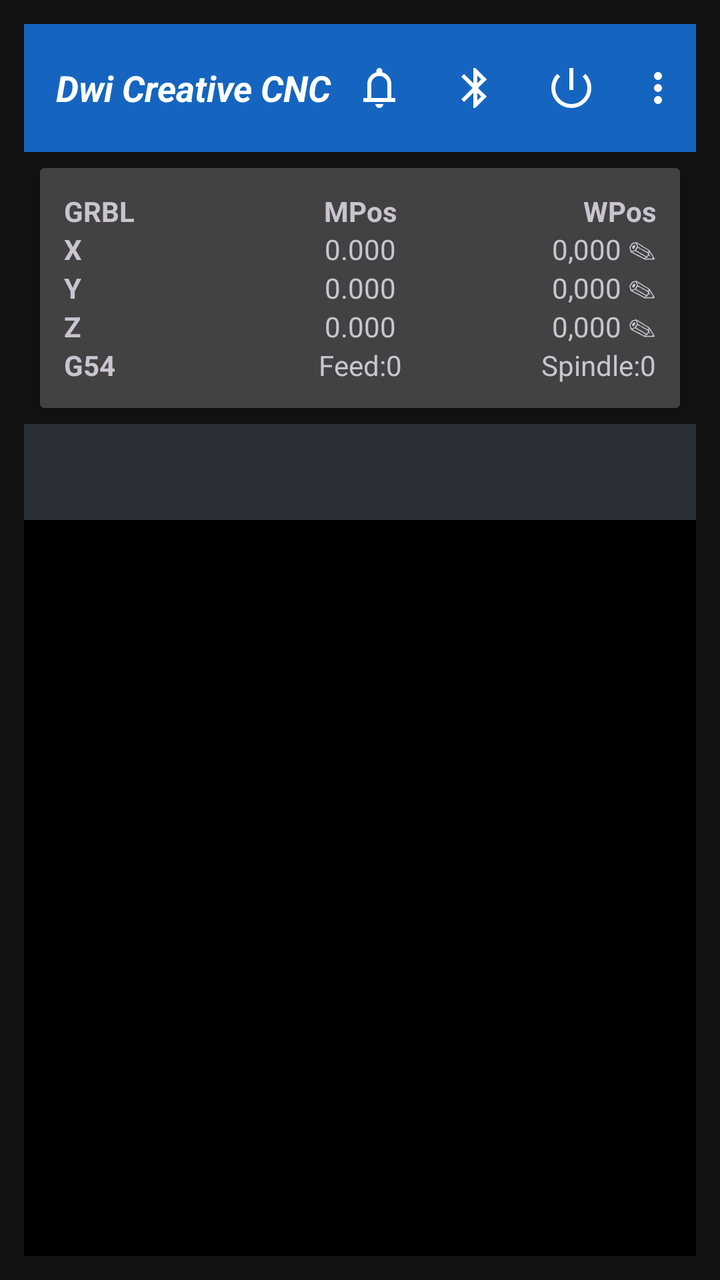
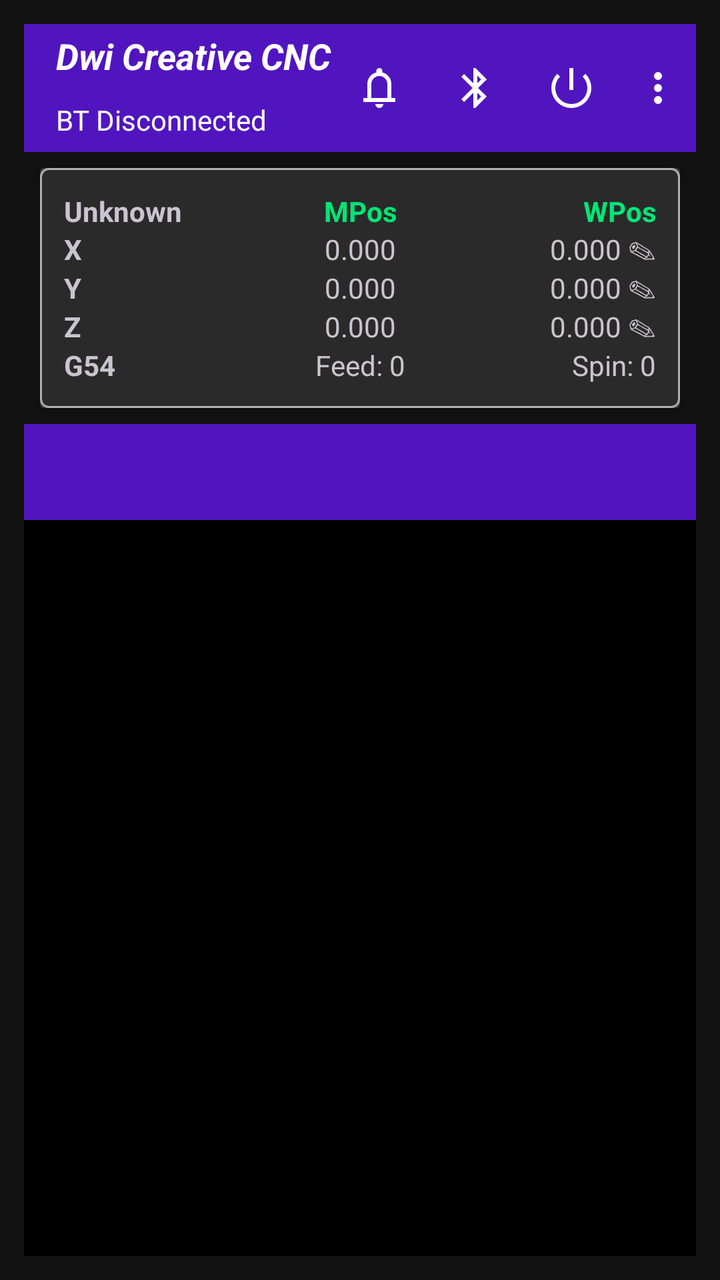

An Android layout rendered at two revisions. The XML below is the earlier revision; the diff shows what the commit changed to produce the second picture.
<!-- AndroidManifest.xml: application theme Theme.DwiCreativeCNC -->
<!-- res/layout/activity_main.xml -->
<?xml version="1.0" encoding="utf-8"?>
<LinearLayout
    xmlns:android="http://schemas.android.com/apk/res/android"
    xmlns:app="http://schemas.android.com/apk/res-auto"

    xmlns:tools="http://schemas.android.com/tools"
    android:id="@+id/rootLayout"
    android:orientation="vertical"
    android:padding="12dp"
    android:background="#121212"
    android:layout_width="match_parent"
    android:layout_height="match_parent"
    android:fitsSystemWindows="false">

    
    <include layout="@layout/toolbar_dark"/>

    
    <include layout="@layout/dro_dark"/>

    
    <com.google.android.material.tabs.TabLayout
        android:id="@+id/tabLayout"
        android:layout_width="match_parent"
        android:layout_height="wrap_content"
        android:background="@color/cnc_outline"
        app:layout_constraintEnd_toEndOf="parent"
        app:layout_constraintStart_toStartOf="parent"
        tools:ignore="SpeakableTextPresentCheck" />

    
    <androidx.viewpager2.widget.ViewPager2
        android:id="@+id/viewPager"
        android:layout_width="match_parent"
        android:layout_height="0dp"
        android:layout_weight="1"
        android:background="@color/black"
        app:layout_constraintTop_toBottomOf="@id/tabLayout"
        app:layout_constraintStart_toStartOf="parent"
        app:layout_constraintEnd_toEndOf="parent"/>

</LinearLayout>
<!-- res/layout/toolbar_dark.xml (included above) -->
<?xml version="1.0" encoding="utf-8"?>
<androidx.appcompat.widget.Toolbar
    xmlns:android="http://schemas.android.com/apk/res/android"
    xmlns:app="http://schemas.android.com/apk/res-auto"

    android:layout_width="match_parent"
    android:layout_height="?attr/actionBarSize"
    android:background="#1565C0"
    android:theme="@style/ThemeOverlay.AppCompat.Dark">

    <TextView
        android:text="Dwi Creative CNC"
        android:textColor="#FFFFFF"
        android:textSize="18sp"
        android:textStyle="bold|italic"
        android:layout_gravity="start|center_vertical"
        android:layout_width="wrap_content"
        android:layout_height="wrap_content"/>

    <LinearLayout
        android:layout_gravity="end"
        android:orientation="horizontal"
        android:layout_width="wrap_content"
        android:layout_height="wrap_content">

        <ImageButton
            android:id="@+id/btnUnlock"
            android:layout_width="wrap_content"
            android:layout_height="wrap_content"
            android:background="#00FFFFFF"
            android:padding="12dp"
            android:src="@drawable/ic_alarm"
            app:tint="#FFFFFF"
            android:contentDescription="UNLOCK" />

        <ImageButton
            android:id="@+id/btnBluetooth"
            android:src="@drawable/ic_bluetooth"
            app:tint="#FFFFFF"
            android:contentDescription="BLUETOOTH"
            android:padding="12dp"
            android:background="#00FFFFFF"
            android:layout_width="wrap_content"
            android:layout_height="wrap_content"/>

        <ImageButton
            android:id="@+id/btnPower"
            android:src="@drawable/ic_power"
            app:tint="#FFFFFF"
            android:contentDescription="RESET"
            android:padding="12dp"
            android:background="#00FFFFFF"
            android:layout_width="wrap_content"
            android:layout_height="wrap_content"/>

        <ImageButton
            android:id="@+id/btnMenu"
            android:src="@drawable/ic_more"
            app:tint="#FFFFFF"
            android:contentDescription="MENU"
            android:padding="12dp"
            android:background="#00FFFFFF"
            android:layout_width="wrap_content"
            android:layout_height="wrap_content"/>

    </LinearLayout>

</androidx.appcompat.widget.Toolbar>
<!-- res/layout/dro_dark.xml (included above) -->
<?xml version="1.0" encoding="utf-8"?>
<androidx.cardview.widget.CardView
    xmlns:android="http://schemas.android.com/apk/res/android"
    xmlns:app="http://schemas.android.com/apk/res-auto"
    android:layout_width="match_parent"
    android:layout_height="wrap_content"
    android:layout_margin="8dp"
    app:cardElevation="4dp">

    <LinearLayout
        android:orientation="vertical"
        android:padding="12dp"
        android:layout_width="match_parent"
        android:layout_height="wrap_content">

        
        <LinearLayout
            android:layout_width="match_parent"
            android:layout_height="wrap_content">

            <TextView
                android:id="@+id/txtStatusGrbl"
                android:text="GRBL"
                android:layout_weight="1"
                android:textStyle="bold"
                android:layout_width="0dp"
                android:layout_height="wrap_content"/>

            <TextView
                android:text="MPos"
                android:textStyle="bold"
                android:layout_weight="1"
                android:gravity="center"
                android:layout_width="0dp"
                android:layout_height="wrap_content"/>

            <TextView
                android:text="WPos"
                android:textStyle="bold"
                android:layout_weight="1"
                android:gravity="end"
                android:layout_width="0dp"
                android:layout_height="wrap_content"/>

        </LinearLayout>
        <LinearLayout
            android:layout_width="match_parent"
            android:layout_height="wrap_content">

            <TextView
                android:text="X"
                android:layout_width="0dp"
                android:layout_weight="1"
                android:textStyle="bold"
                android:layout_height="wrap_content"/>

            <TextView
                android:id="@+id/txtmposX"
                android:text="0.000"
                android:gravity="center"
                android:layout_width="0dp"
                android:layout_weight="1"
                android:layout_height="wrap_content"/>

            <TextView
                android:id="@+id/txtwposX"
                android:text="0,000 ✎"
                android:gravity="end"
                android:layout_width="0dp"
                android:layout_weight="1"
                android:layout_height="wrap_content"/>

        </LinearLayout>

        <LinearLayout
            android:layout_width="match_parent"
            android:layout_height="wrap_content">

            <TextView
                android:text="Y"
                android:layout_width="0dp"
                android:layout_weight="1"
                android:textStyle="bold"
                android:layout_height="wrap_content"/>

            <TextView
                android:id="@+id/txtmposY"
                android:text="0.000"
                android:gravity="center"
                android:layout_width="0dp"
                android:layout_weight="1"
                android:layout_height="wrap_content"/>

            <TextView
                android:id="@+id/txtwposY"
                android:text="0,000 ✎"
                android:gravity="end"
                android:clickable="true"
                android:focusable="true"
                android:layout_width="0dp"
                android:layout_weight="1"
                android:layout_height="wrap_content"/>

        </LinearLayout>

        <LinearLayout
            android:layout_width="match_parent"
            android:layout_height="wrap_content">

            <TextView
                android:text="Z"
                android:layout_width="0dp"
                android:layout_weight="1"
                android:textStyle="bold"
                android:layout_height="wrap_content"/>

            <TextView
                android:id="@+id/txtmposZ"
                android:text="0.000"
                android:gravity="center"
                android:layout_width="0dp"
                android:layout_weight="1"
                android:layout_height="wrap_content"/>

            <TextView
                android:id="@+id/txtwposZ"
                android:text="0,000 ✎"
                android:gravity="end"
                android:clickable="true"
                android:focusable="true"
                android:layout_width="0dp"
                android:layout_weight="1"
                android:layout_height="wrap_content"/>

        </LinearLayout>

        <LinearLayout
            android:layout_width="match_parent"
            android:layout_height="wrap_content">

            <TextView
                android:id="@+id/txtWcs"
                android:text="G54"
                android:layout_width="0dp"
                android:layout_weight="1"
                android:textStyle="bold"
                android:layout_height="wrap_content"/>

            <TextView
                android:id="@+id/txtFeed"
                android:text="Feed:0"
                android:gravity="center"
                android:layout_width="0dp"
                android:layout_weight="1"
                android:layout_height="wrap_content"/>

            <TextView
                android:id="@+id/txtSpindle"
                android:text="Spindle:0"
                android:gravity="end"
                android:layout_width="0dp"
                android:layout_weight="1"
                android:layout_height="wrap_content"/>
        </LinearLayout>
    </LinearLayout>
</androidx.cardview.widget.CardView>
<!-- resources referenced by this layout -->
<resources>
  <color name="black">#FF000000</color>
  <color name="cnc_outline">#2A2F36</color>
  <!-- drawable ic_alarm (drawable) -->
  <vector xmlns:android="http://schemas.android.com/apk/res/android" android:height="24dp" android:tint="#000000" android:viewportHeight="960" android:viewportWidth="960" android:width="24dp">
        
      <path android:fillColor="@android:color/white" android:pathData="M160,760L160,680L240,680L240,400Q240,317 290,252.5Q340,188 420,168L420,140Q420,115 437.5,97.5Q455,80 480,80Q505,80 522.5,97.5Q540,115 540,140L540,168Q620,188 670,252.5Q720,317 720,400L720,680L800,680L800,760L160,760ZM480,460L480,460L480,460L480,460Q480,460 480,460Q480,460 480,460Q480,460 480,460Q480,460 480,460ZM480,880Q447,880 423.5,856.5Q400,833 400,800L560,800Q560,833 536.5,856.5Q513,880 480,880ZM320,680L640,680L640,400Q640,334 593,287Q546,240 480,240Q414,240 367,287Q320,334 320,400L320,680Z"/>
      
  </vector>
  <!-- drawable ic_bluetooth (drawable) -->
  <vector xmlns:android="http://schemas.android.com/apk/res/android" android:height="24dp" android:tint="#000000" android:viewportHeight="24" android:viewportWidth="24" android:width="24dp">
        
      <path android:fillColor="@android:color/white" android:pathData="M17.71,7.71L12,2h-1v7.59L6.41,5 5,6.41 10.59,12 5,17.59 6.41,19 11,14.41L11,22h1l5.71,-5.71 -4.3,-4.29 4.3,-4.29zM13,5.83l1.88,1.88L13,9.59L13,5.83zM14.88,16.29L13,18.17v-3.76l1.88,1.88z"/>
      
  </vector>
  <!-- drawable ic_more (drawable) -->
  <vector xmlns:android="http://schemas.android.com/apk/res/android" android:height="24dp" android:tint="#000000" android:viewportHeight="960" android:viewportWidth="960" android:width="24dp">
        
      <path android:fillColor="@android:color/white" android:pathData="M480,800Q447,800 423.5,776.5Q400,753 400,720Q400,687 423.5,663.5Q447,640 480,640Q513,640 536.5,663.5Q560,687 560,720Q560,753 536.5,776.5Q513,800 480,800ZM480,560Q447,560 423.5,536.5Q400,513 400,480Q400,447 423.5,423.5Q447,400 480,400Q513,400 536.5,423.5Q560,447 560,480Q560,513 536.5,536.5Q513,560 480,560ZM480,320Q447,320 423.5,296.5Q400,273 400,240Q400,207 423.5,183.5Q447,160 480,160Q513,160 536.5,183.5Q560,207 560,240Q560,273 536.5,296.5Q513,320 480,320Z"/>
      
  </vector>
  <!-- drawable ic_power (drawable) -->
  <vector xmlns:android="http://schemas.android.com/apk/res/android" android:height="24dp" android:tint="#000000" android:viewportHeight="960" android:viewportWidth="960" android:width="24dp">
        
      <path android:fillColor="@android:color/white" android:pathData="M480,880Q397,880 324,848.5Q251,817 197,763Q143,709 111.5,636Q80,563 80,480Q80,396 111.5,323.5Q143,251 197,197L253,253Q209,297 184.5,355Q160,413 160,480Q160,614 253,707Q346,800 480,800Q614,800 707,707Q800,614 800,480Q800,413 775.5,355Q751,297 707,253L763,197Q817,251 848.5,323.5Q880,396 880,480Q880,563 848.5,636Q817,709 763,763Q709,817 636,848.5Q563,880 480,880ZM440,520L440,80L520,80L520,520L440,520Z"/>
      
  </vector>
  <color name="cnc_background">#0E1114</color>
  <color name="cnc_surface">#161A1F</color>
  <color name="cnc_surface_alt">#1E2329</color>
  <color name="cnc_primary">#00E5FF</color>
  <color name="cnc_on_primary">#000000</color>
  <color name="cnc_secondary">#7A8A99</color>
  <color name="cnc_on_secondary">#FFFFFF</color>
  <color name="cnc_text_primary">#FFFFFF</color>
  <color name="cnc_text_secondary">#B0BEC5</color>
  <!-- unchanged entries left out for length: 1 -->
</resources>

<!-- the commit's change to res/layout/activity_main.xml (unified diff, before → after) -->
@@ -20,10 +20,13 @@
 
     
     <com.google.android.material.tabs.TabLayout
-        android:id="@+id/tabLayout"
+       android:id="@+id/tabLayout"
         android:layout_width="match_parent"
         android:layout_height="wrap_content"
-        android:background="@color/cnc_outline"
+        android:background="#5115C0"
+        app:tabIndicatorFullWidth="true"
+        app:tabTextColor="@color/white"
+        app:tabIndicatorColor="@color/white"
         app:layout_constraintEnd_toEndOf="parent"
         app:layout_constraintStart_toStartOf="parent"
         tools:ignore="SpeakableTextPresentCheck" />
@@ -35,7 +38,7 @@
         android:layout_height="0dp"
         android:layout_weight="1"
         android:background="@color/black"
-        app:layout_constraintTop_toBottomOf="@id/tabLayout"
+        app:layout_constraintTop_toBottomOf="@+id/tabLayout"
         app:layout_constraintStart_toStartOf="parent"
         app:layout_constraintEnd_toEndOf="parent"/>
 
@@ -46,19 +49,38 @@
     xmlns:android="http://schemas.android.com/apk/res/android"
     xmlns:app="http://schemas.android.com/apk/res-auto"
 
+    xmlns:tools="http://schemas.android.com/tools"
     android:layout_width="match_parent"
     android:layout_height="?attr/actionBarSize"
-    android:background="#1565C0"
+    android:background="#5115C0"
     android:theme="@style/ThemeOverlay.AppCompat.Dark">
 
-    <TextView
-        android:text="Dwi Creative CNC"
-        android:textColor="#FFFFFF"
-        android:textSize="18sp"
-        android:textStyle="bold|italic"
-        android:layout_gravity="start|center_vertical"
+    <LinearLayout
         android:layout_width="wrap_content"
-        android:layout_height="wrap_content"/>
+        android:layout_height="match_parent"
+        android:orientation="vertical">
+
+        <TextView
+            android:text="Dwi Creative CNC"
+            android:textColor="#FFFFFF"
+            android:textSize="18sp"
+            android:textStyle="bold|italic"
+            android:gravity="center_vertical"
+            android:layout_weight="1"
+            android:layout_width="wrap_content"
+            android:layout_height="0dp"
+            tools:ignore="HardcodedText" />
+
+        <TextView
+            android:id="@+id/txtStatus"
+            android:text="BT Disconnected"
+            android:textColor="#FFFFFF"
+            android:gravity="center_vertical"
+            android:layout_weight="1"
+            android:layout_width="wrap_content"
+            android:layout_height="0dp"
+            tools:ignore="HardcodedText" />
+    </LinearLayout>
 
     <LinearLayout
         android:layout_gravity="end"
@@ -74,7 +96,8 @@
             android:padding="12dp"
             android:src="@drawable/ic_alarm"
             app:tint="#FFFFFF"
-            android:contentDescription="UNLOCK" />
+            android:contentDescription="UNLOCK"
+            tools:ignore="HardcodedText" />
 
         <ImageButton
             android:id="@+id/btnBluetooth"
@@ -84,7 +107,8 @@
             android:padding="12dp"
             android:background="#00FFFFFF"
             android:layout_width="wrap_content"
-            android:layout_height="wrap_content"/>
+            android:layout_height="wrap_content"
+            tools:ignore="HardcodedText" />
 
         <ImageButton
             android:id="@+id/btnPower"
@@ -94,7 +118,8 @@
             android:padding="12dp"
             android:background="#00FFFFFF"
             android:layout_width="wrap_content"
-            android:layout_height="wrap_content"/>
+            android:layout_height="wrap_content"
+            tools:ignore="HardcodedText" />
 
         <ImageButton
             android:id="@+id/btnMenu"
@@ -104,7 +129,8 @@
             android:padding="12dp"
             android:background="#00FFFFFF"
             android:layout_width="wrap_content"
-            android:layout_height="wrap_content"/>
+            android:layout_height="wrap_content"
+            tools:ignore="HardcodedText" />
 
     </LinearLayout>
 
@@ -122,6 +148,7 @@
     <LinearLayout
         android:orientation="vertical"
         android:padding="12dp"
+        android:background="@drawable/scrollbar_thumb"
         android:layout_width="match_parent"
         android:layout_height="wrap_content">
 
@@ -132,7 +159,7 @@
 
             <TextView
                 android:id="@+id/txtStatusGrbl"
-                android:text="GRBL"
+                android:text="Unknown"
                 android:layout_weight="1"
                 android:textStyle="bold"
                 android:layout_width="0dp"
@@ -141,6 +168,7 @@
             <TextView
                 android:text="MPos"
                 android:textStyle="bold"
+                android:textColor="#00E676"
                 android:layout_weight="1"
                 android:gravity="center"
                 android:layout_width="0dp"
@@ -149,17 +177,19 @@
             <TextView
                 android:text="WPos"
                 android:textStyle="bold"
-                android:layout_weight="1"
-                android:gravity="end"
-                android:layout_width="0dp"
-                android:layout_height="wrap_content"/>
-
-        </LinearLayout>
-        <LinearLayout
-            android:layout_width="match_parent"
-            android:layout_height="wrap_content">
-
-            <TextView
+                android:textColor="#00E676"
+                android:layout_weight="1"
+                android:gravity="end"
+                android:layout_width="0dp"
+                android:layout_height="wrap_content"/>
+
+        </LinearLayout>
+        <LinearLayout
+            android:layout_width="match_parent"
+            android:layout_height="wrap_content">
+
+            <TextView
+                android:id="@+id/txtLimX"
                 android:text="X"
                 android:layout_width="0dp"
                 android:layout_weight="1"
@@ -176,19 +206,20 @@
 
             <TextView
                 android:id="@+id/txtwposX"
-                android:text="0,000 ✎"
-                android:gravity="end"
-                android:layout_width="0dp"
-                android:layout_weight="1"
-                android:layout_height="wrap_content"/>
-
-        </LinearLayout>
-
-        <LinearLayout
-            android:layout_width="match_parent"
-            android:layout_height="wrap_content">
-
-            <TextView
+                android:text="0.000 ✎"
+                android:gravity="end"
+                android:layout_width="0dp"
+                android:layout_weight="1"
+                android:layout_height="wrap_content"/>
+
+        </LinearLayout>
+
+        <LinearLayout
+            android:layout_width="match_parent"
+            android:layout_height="wrap_content">
+
+            <TextView
+                android:id="@+id/txtLimY"
                 android:text="Y"
                 android:layout_width="0dp"
                 android:layout_weight="1"
@@ -205,7 +236,7 @@
 
             <TextView
                 android:id="@+id/txtwposY"
-                android:text="0,000 ✎"
+                android:text="0.000 ✎"
                 android:gravity="end"
                 android:clickable="true"
                 android:focusable="true"
@@ -220,6 +251,7 @@
             android:layout_height="wrap_content">
 
             <TextView
+                android:id="@+id/txtLimZ"
                 android:text="Z"
                 android:layout_width="0dp"
                 android:layout_weight="1"
@@ -236,7 +268,7 @@
 
             <TextView
                 android:id="@+id/txtwposZ"
-                android:text="0,000 ✎"
+                android:text="0.000 ✎"
                 android:gravity="end"
                 android:clickable="true"
                 android:focusable="true"
@@ -260,7 +292,7 @@
 
             <TextView
                 android:id="@+id/txtFeed"
-                android:text="Feed:0"
+                android:text="Feed: 0"
                 android:gravity="center"
                 android:layout_width="0dp"
                 android:layout_weight="1"
@@ -268,7 +300,7 @@
 
             <TextView
                 android:id="@+id/txtSpindle"
-                android:text="Spindle:0"
+                android:text="Spin: 0"
                 android:gravity="end"
                 android:layout_width="0dp"
                 android:layout_weight="1"
<!-- resource entries referenced after the edit -->
@@ -1,6 +1,7 @@
 <!-- resources referenced by this layout -->
 <resources>
   <color name="black">#FF000000</color>
+  <color name="white">#FFFFFFFF</color>
   <color name="cnc_outline">#2A2F36</color>
   <!-- drawable ic_alarm (drawable) -->
   <vector xmlns:android="http://schemas.android.com/apk/res/android" android:height="24dp" android:tint="#000000" android:viewportHeight="960" android:viewportWidth="960" android:width="24dp">
@@ -26,6 +27,19 @@
       <path android:fillColor="@android:color/white" android:pathData="M480,880Q397,880 324,848.5Q251,817 197,763Q143,709 111.5,636Q80,563 80,480Q80,396 111.5,323.5Q143,251 197,197L253,253Q209,297 184.5,355Q160,413 160,480Q160,614 253,707Q346,800 480,800Q614,800 707,707Q800,614 800,480Q800,413 775.5,355Q751,297 707,253L763,197Q817,251 848.5,323.5Q880,396 880,480Q880,563 848.5,636Q817,709 763,763Q709,817 636,848.5Q563,880 480,880ZM440,520L440,80L520,80L520,520L440,520Z"/>
       
   </vector>
+  <!-- drawable scrollbar_thumb (drawable) -->
+  <?xml version="1.0" encoding="utf-8"?>
+  <shape
+      xmlns:android="http://schemas.android.com/apk/res/android"
+      android:shape="rectangle">
+  
+      <solid android:color="@color/button_gray"/>
+      <stroke android:width="1dp"
+          android:color="@color/text_secondary"/>
+      <corners android:radius="4dp"/>
+  </shape>
+  <color name="button_gray">#2A2A2A</color>
+  <color name="text_secondary">#B0B0B0</color>
   <color name="cnc_background">#0E1114</color>
   <color name="cnc_surface">#161A1F</color>
   <color name="cnc_surface_alt">#1E2329</color>
